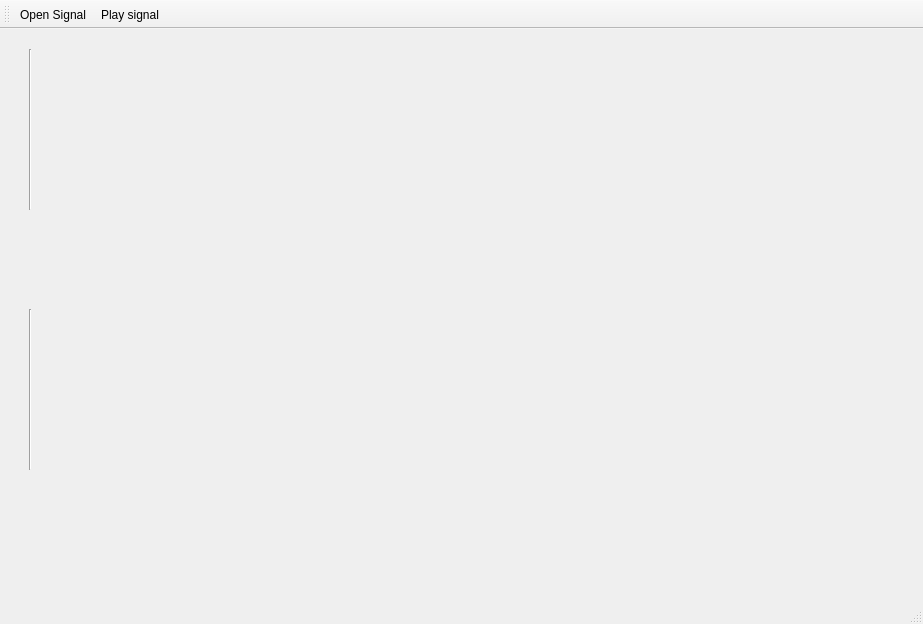
yasser1412/Equalizer, file equalizer.ui: the form before one commit.
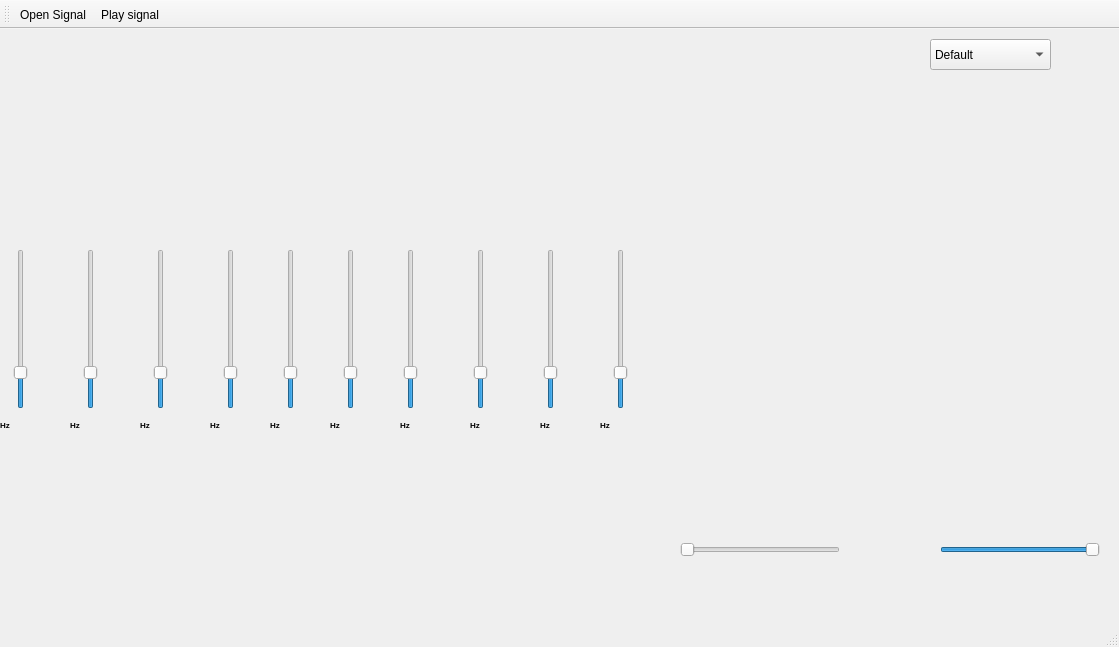
The form after the commit. Icons and pictures are not drawn. Custom widgets are drawn as their Qt base class.

What changed in the file:
```diff
--- a/equalizer.ui
+++ b/equalizer.ui
@@ -6,8 +6,8 @@
    <rect>
     <x>0</x>
     <y>0</y>
-    <width>923</width>
-    <height>624</height>
+    <width>1119</width>
+    <height>647</height>
    </rect>
   </property>
   <property name="windowTitle">
@@ -21,48 +21,579 @@
    <widget class="PlotWidget" name="graphicsView" native="true">
     <property name="geometry">
      <rect>
-      <x>20</x>
-      <y>280</y>
-      <width>741</width>
-      <height>271</height>
+      <x>10</x>
+      <y>410</y>
+      <width>611</width>
+      <height>181</height>
      </rect>
     </property>
-    <widget class="Line" name="line_2">
-     <property name="geometry">
-      <rect>
-       <x>0</x>
-       <y>0</y>
-       <width>20</width>
-       <height>161</height>
-      </rect>
-     </property>
-     <property name="orientation">
-      <enum>Qt::Vertical</enum>
-     </property>
-    </widget>
    </widget>
    <widget class="PlotWidget" name="graphWidget" native="true">
     <property name="geometry">
      <rect>
-      <x>20</x>
-      <y>20</y>
-      <width>741</width>
-      <height>241</height>
+      <x>10</x>
+      <y>10</y>
+      <width>621</width>
+      <height>191</height>
      </rect>
     </property>
-    <widget class="Line" name="line">
-     <property name="geometry">
-      <rect>
-       <x>0</x>
-       <y>0</y>
-       <width>20</width>
-       <height>161</height>
-      </rect>
+   </widget>
+   <widget class="PlotWidget" name="spectroWidget" native="true">
+    <property name="geometry">
+     <rect>
+      <x>650</x>
+      <y>50</y>
+      <width>451</width>
+      <height>451</height>
+     </rect>
+    </property>
+   </widget>
+   <widget class="QSlider" name="vSlider1">
+    <property name="geometry">
+     <rect>
+      <x>10</x>
+      <y>220</y>
+      <width>22</width>
+      <height>160</height>
+     </rect>
+    </property>
+    <property name="minimumSize">
+     <size>
+      <width>22</width>
+      <height>160</height>
+     </size>
+    </property>
+    <property name="maximum">
+     <number>5</number>
+    </property>
+    <property name="value">
+     <number>1</number>
+    </property>
+    <property name="orientation">
+     <enum>Qt::Vertical</enum>
+    </property>
+   </widget>
+   <widget class="QSlider" name="vSlider2">
+    <property name="geometry">
+     <rect>
+      <x>80</x>
+      <y>220</y>
+      <width>22</width>
+      <height>160</height>
+     </rect>
+    </property>
+    <property name="minimumSize">
+     <size>
+      <width>22</width>
+      <height>160</height>
+     </size>
+    </property>
+    <property name="maximum">
+     <number>5</number>
+    </property>
+    <property name="value">
+     <number>1</number>
+    </property>
+    <property name="orientation">
+     <enum>Qt::Vertical</enum>
+    </property>
+   </widget>
+   <widget class="QSlider" name="vSlider3">
+    <property name="geometry">
+     <rect>
+      <x>150</x>
+      <y>220</y>
+      <width>22</width>
+      <height>160</height>
+     </rect>
+    </property>
+    <property name="minimumSize">
+     <size>
+      <width>22</width>
+      <height>160</height>
+     </size>
+    </property>
+    <property name="maximum">
+     <number>5</number>
+    </property>
+    <property name="value">
+     <number>1</number>
+    </property>
+    <property name="orientation">
+     <enum>Qt::Vertical</enum>
+    </property>
+   </widget>
+   <widget class="QSlider" name="vSlider4">
+    <property name="geometry">
+     <rect>
+      <x>220</x>
+      <y>220</y>
+      <width>22</width>
+      <height>160</height>
+     </rect>
+    </property>
+    <property name="minimumSize">
+     <size>
+      <width>22</width>
+      <height>160</height>
+     </size>
+    </property>
+    <property name="maximum">
+     <number>5</number>
+    </property>
+    <property name="value">
+     <number>1</number>
+    </property>
+    <property name="orientation">
+     <enum>Qt::Vertical</enum>
+    </property>
+   </widget>
+   <widget class="QSlider" name="vSlider5">
+    <property name="geometry">
+     <rect>
+      <x>280</x>
+      <y>220</y>
+      <width>22</width>
+      <height>160</height>
+     </rect>
+    </property>
+    <property name="minimumSize">
+     <size>
+      <width>22</width>
+      <height>160</height>
+     </size>
+    </property>
+    <property name="maximum">
+     <number>5</number>
+    </property>
+    <property name="value">
+     <number>1</number>
+    </property>
+    <property name="orientation">
+     <enum>Qt::Vertical</enum>
+    </property>
+   </widget>
+   <widget class="QSlider" name="vSlider6">
+    <property name="geometry">
+     <rect>
+      <x>340</x>
+      <y>220</y>
+      <width>22</width>
+      <height>160</height>
+     </rect>
+    </property>
+    <property name="minimumSize">
+     <size>
+      <width>22</width>
+      <height>160</height>
+     </size>
+    </property>
+    <property name="maximum">
+     <number>5</number>
+    </property>
+    <property name="value">
+     <number>1</number>
+    </property>
+    <property name="orientation">
+     <enum>Qt::Vertical</enum>
+    </property>
+   </widget>
+   <widget class="QSlider" name="vSlider7">
+    <property name="geometry">
+     <rect>
+      <x>400</x>
+      <y>220</y>
+      <width>22</width>
+      <height>160</height>
+     </rect>
+    </property>
+    <property name="minimumSize">
+     <size>
+      <width>22</width>
+      <height>160</height>
+     </size>
+    </property>
+    <property name="maximum">
+     <number>5</number>
+    </property>
+    <property name="value">
+     <number>1</number>
+    </property>
+    <property name="orientation">
+     <enum>Qt::Vertical</enum>
+    </property>
+   </widget>
+   <widget class="QSlider" name="vSlider8">
+    <property name="geometry">
+     <rect>
+      <x>470</x>
+      <y>220</y>
+      <width>22</width>
+      <height>160</height>
+     </rect>
+    </property>
+    <property name="minimumSize">
+     <size>
+      <width>22</width>
+      <height>160</height>
+     </size>
+    </property>
+    <property name="maximum">
+     <number>5</number>
+    </property>
+    <property name="value">
+     <number>1</number>
+    </property>
+    <property name="orientation">
+     <enum>Qt::Vertical</enum>
+    </property>
+   </widget>
+   <widget class="QSlider" name="vSlider9">
+    <property name="geometry">
+     <rect>
+      <x>540</x>
+      <y>220</y>
+      <width>22</width>
+      <height>160</height>
+     </rect>
+    </property>
+    <property name="minimumSize">
+     <size>
+      <width>22</width>
+      <height>160</height>
+     </size>
+    </property>
+    <property name="maximum">
+     <number>5</number>
+    </property>
+    <property name="value">
+     <number>1</number>
+    </property>
+    <property name="orientation">
+     <enum>Qt::Vertical</enum>
+    </property>
+   </widget>
+   <widget class="QSlider" name="vSlider10">
+    <property name="geometry">
+     <rect>
+      <x>610</x>
+      <y>220</y>
+      <width>22</width>
+      <height>160</height>
+     </rect>
+    </property>
+    <property name="minimumSize">
+     <size>
+      <width>22</width>
+      <height>160</height>
+     </size>
+    </property>
+    <property name="maximum">
+     <number>5</number>
+    </property>
+    <property name="value">
+     <number>1</number>
+    </property>
+    <property name="orientation">
+     <enum>Qt::Vertical</enum>
+    </property>
+   </widget>
+   <widget class="QComboBox" name="comboBox">
+    <property name="geometry">
+     <rect>
+      <x>930</x>
+      <y>10</y>
+      <width>121</width>
+      <height>31</height>
+     </rect>
+    </property>
+    <item>
+     <property name="text">
+      <string>Default</string>
      </property>
-     <property name="orientation">
-      <enum>Qt::Vertical</enum>
+    </item>
+    <item>
+     <property name="text">
+      <string>Palette1</string>
      </property>
-    </widget>
+    </item>
+    <item>
+     <property name="text">
+      <string>Palette2</string>
+     </property>
+    </item>
+    <item>
+     <property name="text">
+      <string>Palette3</string>
+     </property>
+    </item>
+    <item>
+     <property name="text">
+      <string>Palette4</string>
+     </property>
+    </item>
+   </widget>
+   <widget class="QSlider" name="spectroSlider2">
+    <property name="geometry">
+     <rect>
+      <x>940</x>
+      <y>510</y>
+      <width>160</width>
+      <height>22</height>
+     </rect>
+    </property>
+    <property name="minimumSize">
+     <size>
+      <width>22</width>
+      <height>22</height>
+     </size>
+    </property>
+    <property name="maximum">
+     <number>255</number>
+    </property>
+    <property name="singleStep">
+     <number>10</number>
+    </property>
+    <property name="pageStep">
+     <number>50</number>
+    </property>
+    <property name="value">
+     <number>255</number>
+    </property>
+    <property name="orientation">
+     <enum>Qt::Horizontal</enum>
+    </property>
+   </widget>
+   <widget class="QSlider" name="spectroSlider1">
+    <property name="geometry">
+     <rect>
+      <x>680</x>
+      <y>510</y>
+      <width>160</width>
+      <height>22</height>
+     </rect>
+    </property>
+    <property name="minimumSize">
+     <size>
+      <width>22</width>
+      <height>22</height>
+     </size>
+    </property>
+    <property name="maximum">
+     <number>255</number>
+    </property>
+    <property name="singleStep">
+     <number>10</number>
+    </property>
+    <property name="pageStep">
+     <number>50</number>
+    </property>
+    <property name="value">
+     <number>0</number>
+    </property>
+    <property name="orientation">
+     <enum>Qt::Horizontal</enum>
+    </property>
+   </widget>
+   <widget class="QLabel" name="label">
+    <property name="geometry">
+     <rect>
+      <x>0</x>
+      <y>380</y>
+      <width>51</width>
+      <height>31</height>
+     </rect>
+    </property>
+    <property name="font">
+     <font>
+      <pointsize>6</pointsize>
+      <weight>75</weight>
+      <bold>true</bold>
+     </font>
+    </property>
+    <property name="text">
+     <string>Hz</string>
+    </property>
+   </widget>
+   <widget class="QLabel" name="label_2">
+    <property name="geometry">
+     <rect>
+      <x>70</x>
+      <y>380</y>
+      <width>51</width>
+      <height>31</height>
+     </rect>
+    </property>
+    <property name="font">
+     <font>
+      <pointsize>6</pointsize>
+      <weight>75</weight>
+      <bold>true</bold>
+     </font>
+    </property>
+    <property name="text">
+     <string>Hz</string>
+    </property>
+   </widget>
+   <widget class="QLabel" name="label_3">
+    <property name="geometry">
+     <rect>
+      <x>140</x>
+      <y>380</y>
+      <width>51</width>
+      <height>31</height>
+     </rect>
+    </property>
+    <property name="font">
+     <font>
+      <pointsize>6</pointsize>
+      <weight>75</weight>
+      <bold>true</bold>
+     </font>
+    </property>
+    <property name="text">
+     <string>Hz</string>
+    </property>
+   </widget>
+   <widget class="QLabel" name="label_4">
+    <property name="geometry">
+     <rect>
+      <x>210</x>
+      <y>380</y>
+      <width>51</width>
+      <height>31</height>
+     </rect>
+    </property>
+    <property name="font">
+     <font>
+      <pointsize>6</pointsize>
+      <weight>75</weight>
+      <bold>true</bold>
+     </font>
+    </property>
+    <property name="text">
+     <string>Hz</string>
+    </property>
+   </widget>
+   <widget class="QLabel" name="label_5">
+    <property name="geometry">
+     <rect>
+      <x>270</x>
+      <y>380</y>
+      <width>51</width>
+      <height>31</height>
+     </rect>
+    </property>
+    <property name="font">
+     <font>
+      <pointsize>6</pointsize>
+      <weight>75</weight>
+      <bold>true</bold>
+     </font>
+    </property>
+    <property name="text">
+     <string>Hz</string>
+    </property>
+   </widget>
+   <widget class="QLabel" name="label_6">
+    <property name="geometry">
+     <rect>
+      <x>330</x>
+      <y>380</y>
+      <width>51</width>
+      <height>31</height>
+     </rect>
+    </property>
+    <property name="font">
+     <font>
+      <pointsize>6</pointsize>
+      <weight>75</weight>
+      <bold>true</bold>
+     </font>
+    </property>
+    <property name="text">
+     <string>Hz</string>
+    </property>
+   </widget>
+   <widget class="QLabel" name="label_7">
+    <property name="geometry">
+     <rect>
+      <x>400</x>
+      <y>380</y>
+      <width>51</width>
+      <height>31</height>
+     </rect>
+    </property>
+    <property name="font">
+     <font>
+      <pointsize>6</pointsize>
+      <weight>75</weight>
+      <bold>true</bold>
+     </font>
+    </property>
+    <property name="text">
+     <string>Hz</string>
+    </property>
+   </widget>
+   <widget class="QLabel" name="label_8">
+    <property name="geometry">
+     <rect>
+      <x>470</x>
+      <y>380</y>
+      <width>51</width>
+      <height>31</height>
+     </rect>
+    </property>
+    <property name="font">
+     <font>
+      <pointsize>6</pointsize>
+      <weight>75</weight>
+      <bold>true</bold>
+     </font>
+    </property>
+    <property name="text">
+     <string>Hz</string>
+    </property>
+   </widget>
+   <widget class="QLabel" name="label_9">
+    <property name="geometry">
+     <rect>
+      <x>540</x>
+      <y>380</y>
+      <width>51</width>
+      <height>31</height>
+     </rect>
+    </property>
+    <property name="font">
+     <font>
+      <pointsize>6</pointsize>
+      <weight>75</weight>
+      <bold>true</bold>
+     </font>
+    </property>
+    <property name="text">
+     <string>Hz</string>
+    </property>
+   </widget>
+   <widget class="QLabel" name="label_10">
+    <property name="geometry">
+     <rect>
+      <x>600</x>
+      <y>380</y>
+      <width>51</width>
+      <height>31</height>
+     </rect>
+    </property>
+    <property name="font">
+     <font>
+      <pointsize>6</pointsize>
+      <weight>75</weight>
+      <bold>true</bold>
+     </font>
+    </property>
+    <property name="text">
+     <string>Hz</string>
+    </property>
    </widget>
   </widget>
   <widget class="QStatusBar" name="statusbar"/>
```
Left out of the diff: 4 changed lines with no effect on the pictures.
